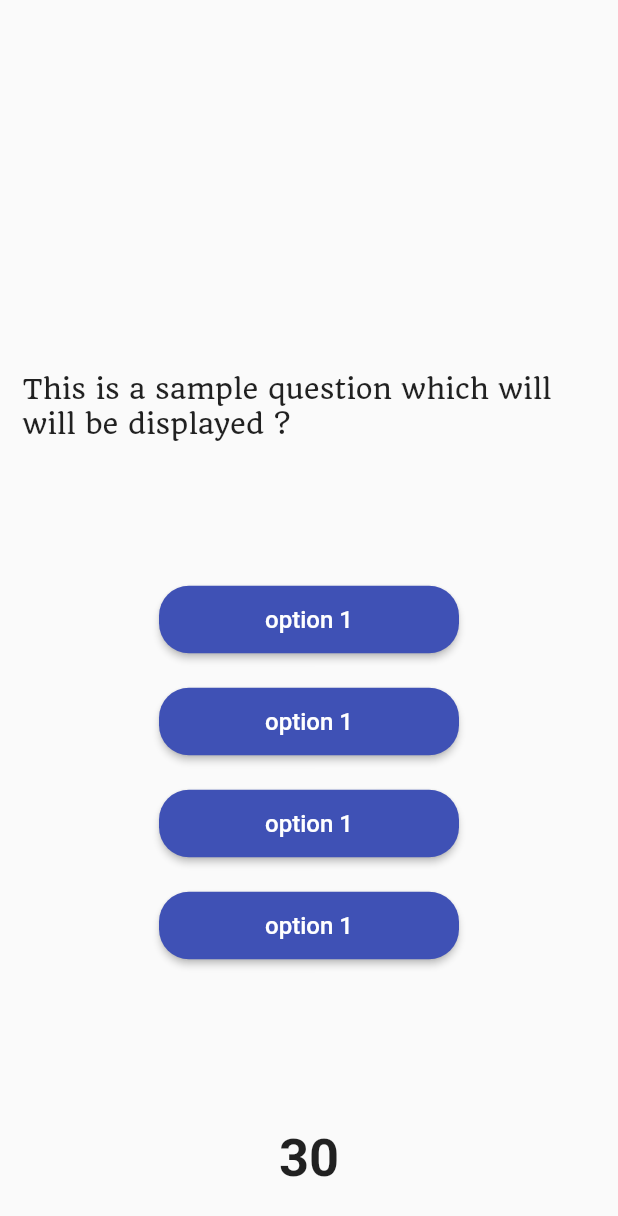
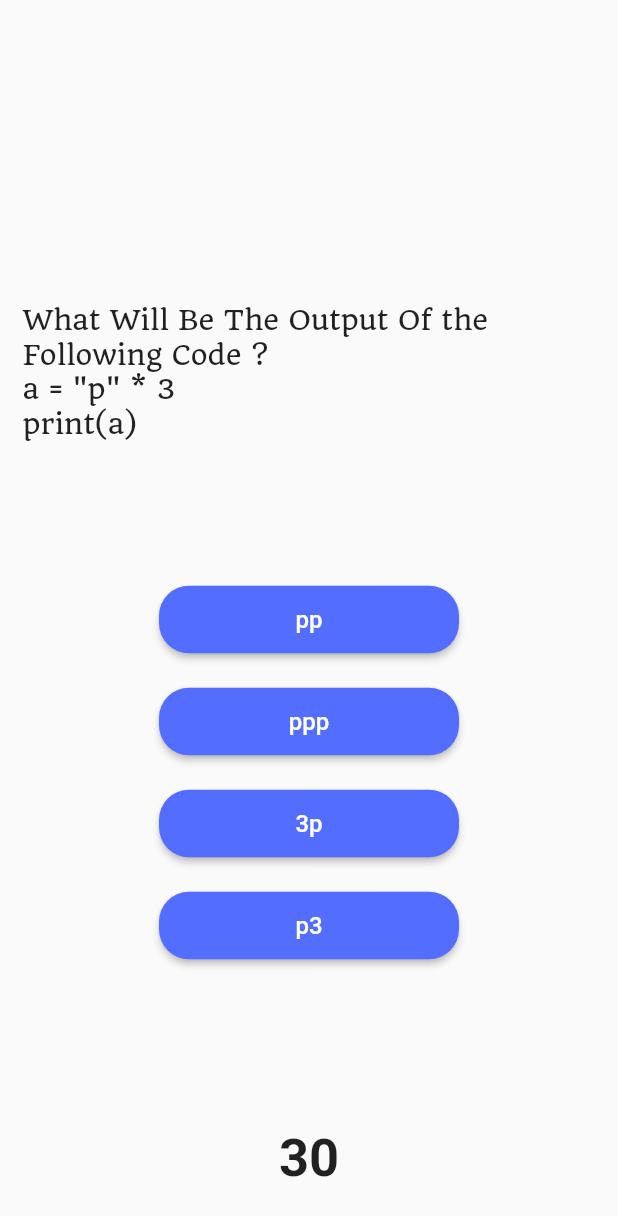
Before and after one commit to iamnotstatic/QuizApp, a Flutter app: the getJson screen opened directly, on a phone screen of 412 x 824 dp. Shown: the top 1216 px of the screen. Run offline on Flutter 3.47's test engine with Material 2 defaults, Android fonts, the phone set to English and light mode, and no system bars; Roboto replaces fonts that are missing (Alike, Time New Roman); project files that could hold a hidden picture were left out.

```diff
--- a/lib/quizpage.dart
+++ b/lib/quizpage.dart
@@ -9,7 +9,7 @@ class getJson extends StatelessWidget {
     return FutureBuilder(
       future: DefaultAssetBundle.of(context).loadString("assets/python.json"),
       builder: (context, snapshot) {
-        var mydata = jsonDecode(snapshot.data.toString());
+        List mydata = jsonDecode(snapshot.data.toString());
         if (mydata == null) {
           return Scaffold(
               body: Center(
@@ -18,7 +18,7 @@ class getJson extends StatelessWidget {
             ),
           ));
         } else {
-          return quizpage();
+          return quizpage(mydata: mydata);
         }
       },
     );
@@ -26,23 +26,52 @@ class getJson extends StatelessWidget {
 }
 
 class quizpage extends StatefulWidget {
+  var mydata;
+  quizpage({Key key, @required this.mydata}) : super(key: key);
   @override
-  _quizpageState createState() => _quizpageState();
+  _quizpageState createState() => _quizpageState(mydata);
 }
 
 class _quizpageState extends State<quizpage> {
-  Widget choicebutton() {
+  var mydata;
+  _quizpageState(this.mydata);
+
+  Color colortoshow = Colors.indigoAccent;
+  Color right = Colors.green;
+  Color wrong = Colors.red;
+  int marks = 0;
+
+  Map<String, Color> btncolor = {
+    "a": Colors.indigoAccent,
+    "b": Colors.indigoAccent,
+    "c": Colors.indigoAccent,
+    "d": Colors.indigoAccent,
+  };
+
+  void checkanswer(String key) {
+    if (mydata[2]["1"] == mydata[1]["1"][key]) {
+      marks = marks + 5;
+      colortoshow = right;
+    } else {
+      colortoshow = wrong;
+    }
+    setState(() {
+      btncolor[key] = colortoshow;
+    });
+  }
+
+  Widget choicebutton(String key) {
     return Padding(
       padding: EdgeInsets.symmetric(vertical: 10.0, horizontal: 20.0),
       child: MaterialButton(
-        onPressed: () {},
+        onPressed: () => checkanswer(key),
         child: Text(
-          "option 1",
+          mydata[1]["1"][key],
           style: TextStyle(
               color: Colors.white, fontFamily: "Alike", fontSize: 16.0),
           maxLines: 1,
         ),
-        color: Colors.indigo,
+        color: btncolor[key],
         splashColor: Colors.indigo[700],
         highlightColor: Colors.indigo[700],
         minWidth: 200.0,
@@ -84,7 +113,7 @@ class _quizpageState extends State<quizpage> {
                   padding: EdgeInsets.all(15.0),
                   alignment: Alignment.bottomLeft,
                   child: Text(
-                    "This is a sample question which will will be displayed ?",
+                    mydata[0]["1"],
                     style: TextStyle(
                       fontSize: 18.0,
                       fontFamily: "Quando",
@@ -97,10 +126,10 @@ class _quizpageState extends State<quizpage> {
                   child: Column(
                     mainAxisAlignment: MainAxisAlignment.center,
                     children: <Widget>[
-                      choicebutton(),
-                      choicebutton(),
-                      choicebutton(),
-                      choicebutton(),
+                      choicebutton("a"),
+                      choicebutton("b"),
+                      choicebutton("c"),
+                      choicebutton("d"),
                     ],
                   ),
                 )),
```
